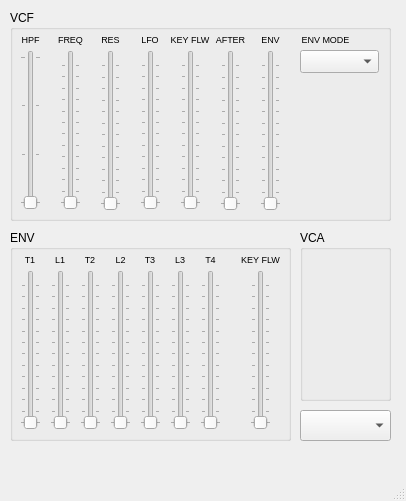
ifarup/junolab, file main.ui: the form before one commit.
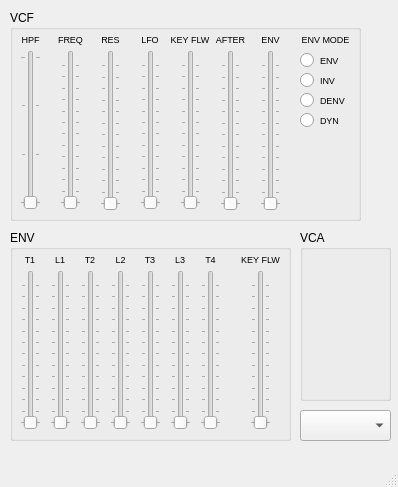
The form after the commit.

Commit message: changed to radio buttons

```diff
--- a/main.ui
+++ b/main.ui
@@ -6,8 +6,8 @@
    <rect>
     <x>0</x>
     <y>0</y>
-    <width>406</width>
-    <height>501</height>
+    <width>398</width>
+    <height>487</height>
    </rect>
   </property>
   <property name="windowTitle">
@@ -42,7 +42,7 @@
      <rect>
       <x>10</x>
       <y>10</y>
-      <width>381</width>
+      <width>351</width>
       <height>211</height>
      </rect>
     </property>
@@ -284,16 +284,6 @@
       <enum>QSlider::TicksBothSides</enum>
      </property>
     </widget>
-    <widget class="QComboBox" name="vcf_env_mode_combo">
-     <property name="geometry">
-      <rect>
-       <x>290</x>
-       <y>40</y>
-       <width>79</width>
-       <height>23</height>
-      </rect>
-     </property>
-    </widget>
     <widget class="QLabel" name="vcf_env_mode_label">
      <property name="geometry">
       <rect>
@@ -351,6 +341,78 @@
       <string>&lt;html&gt;&lt;head/&gt;&lt;body&gt;&lt;p align=&quot;center&quot;&gt;HPF&lt;/p&gt;&lt;/body&gt;&lt;/html&gt;</string>
      </property>
     </widget>
+    <widget class="QRadioButton" name="vcf_env_mode_env_rbutton">
+     <property name="geometry">
+      <rect>
+       <x>290</x>
+       <y>40</y>
+       <width>51</width>
+       <height>21</height>
+      </rect>
+     </property>
+     <property name="font">
+      <font>
+       <pointsize>7</pointsize>
+      </font>
+     </property>
+     <property name="text">
+      <string>ENV</string>
+     </property>
+    </widget>
+    <widget class="QRadioButton" name="vcf_env_mode_inv_rbutton">
+     <property name="geometry">
+      <rect>
+       <x>290</x>
+       <y>60</y>
+       <width>51</width>
+       <height>21</height>
+      </rect>
+     </property>
+     <property name="font">
+      <font>
+       <pointsize>7</pointsize>
+      </font>
+     </property>
+     <property name="text">
+      <string>INV</string>
+     </property>
+    </widget>
+    <widget class="QRadioButton" name="vcf_env_mode_denv_rbutton">
+     <property name="geometry">
+      <rect>
+       <x>290</x>
+       <y>80</y>
+       <width>51</width>
+       <height>21</height>
+      </rect>
+     </property>
+     <property name="font">
+      <font>
+       <pointsize>7</pointsize>
+      </font>
+     </property>
+     <property name="text">
+      <string>DENV</string>
+     </property>
+    </widget>
+    <widget class="QRadioButton" name="vcf_env_mode_dyn_rbutton">
+     <property name="geometry">
+      <rect>
+       <x>290</x>
+       <y>100</y>
+       <width>51</width>
+       <height>21</height>
+      </rect>
+     </property>
+     <property name="font">
+      <font>
+       <pointsize>7</pointsize>
+      </font>
+     </property>
+     <property name="text">
+      <string>DYN</string>
+     </property>
+    </widget>
    </widget>
    <widget class="QGroupBox" name="evn_groupBox">
     <property name="geometry">
```
Left out of the diff: 2 changed lines with no effect on the pictures. The commit also changes 1 other file.
